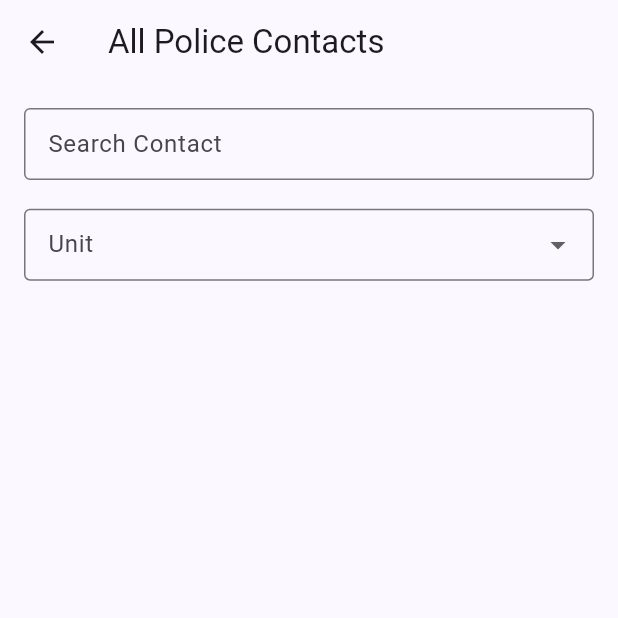
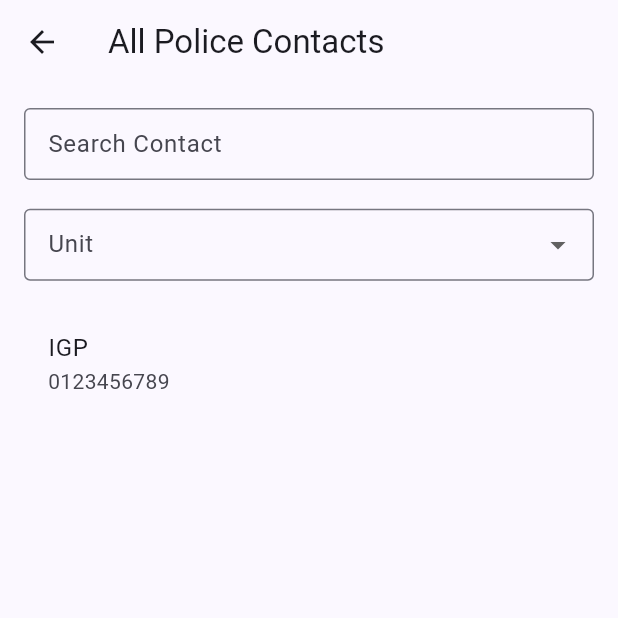
Before and after one commit to SabbirAhmedCse/contact_directory, a Flutter app: the screen it shows after launch, after a tap on "Police Contacts", on a phone screen of 412 x 824 dp, the top half of it. Run offline on Flutter 3.47's test engine with Material 3 defaults, Android fonts, the phone set to English and light mode, and no system bars; our stand-ins replace equatable, firebase_core, firebase_database, flutter_bloc, flutter_screenutil, gap and 3 more; missing offline and left inert: excel; accounts and stored records are empty.

Commit message:
feat(contacts): extend contact model and integrate Hive storage
- Extend Contact entity with additional fields (unit, designation, mobileNumber, etc.) and make it Hive-compatible
- Update PoliceContactsLocalDataSource to use HiveDBServices for persistence
- Modify remote data source, bloc, and UI to handle new contact structure
- Update test data to reflect new model
- Remove unused import in service locator

```diff
--- a/lib/features/core/data/cache/hive_db_services.dart
+++ b/lib/features/core/data/cache/hive_db_services.dart
@@ -1,5 +1,6 @@
 import '../../domain/constant/constant.dart';
 import '../../domain/entity/table_sync.dart';
+import '../../../police_contacts/domain/entities/contact.dart';
 import 'generic_hive_service.dart';
 
 class HiveDBServices {
@@ -8,6 +9,7 @@ class HiveDBServices {
 
   /// Services
   late final GenericHiveService<TableSync> tableSync;
+  late final GenericHiveService<Contact> policeContacts;
 
   /// Initialize all services
   Future<void> init() async {
@@ -17,16 +19,26 @@ class HiveDBServices {
       adapter: TableSyncAdapter(),
       idSelector: (tableSync) => tableSync.tableName,
     );
+
+    policeContacts = GenericHiveService<Contact>(
+      boxName: policeDirectoryBox,
+      adapterId: policeDirectoryTypeId,
+      adapter: ContactAdapter(),
+      idSelector: (contact) => contact.id,
+    );
+
     await closeAllBoxes();
     await initBoxes();
   }
 
   Future<void> initBoxes() async {
     await tableSync.init();
+    await policeContacts.init();
   }
 
   Future<void> closeAllBoxes() async {
     await tableSync.close();
+    await policeContacts.close();
     return Future.value();
   }
 }
--- a/lib/features/core/domain/di/service_locator.dart
+++ b/lib/features/core/domain/di/service_locator.dart
@@ -1,4 +1,3 @@
-import 'package:contact_directory/features/police_contacts/data/sources/police_contacts_remote_data_source.dart';
 import 'package:get_it/get_it.dart';
 import '../../../../app/flavours/app_config.dart';
 import '../../../police_contacts/data/sources/police_contacts_local_data_source.dart';
--- a/lib/features/police_contacts/data/sources/police_contacts_local_data_source.dart
+++ b/lib/features/police_contacts/data/sources/police_contacts_local_data_source.dart
@@ -6,52 +6,24 @@ import 'package:flutter/services.dart' show rootBundle;
 import '../../domain/entities/contact.dart';
 import '../../domain/entities/units.dart';
 import '../../domain/repositories/police_contacts_repository.dart';
-
-
+import '../../../core/data/cache/hive_db_services.dart';
 
 class PoliceContactsLocalDataSource implements PoliceContactsRepository {
-
   PoliceContactsLocalDataSource();
 
   @override
   Future<List<Contact>> getContacts() async {
-    //if (box.isEmpty) {
+    final contacts = await HiveDBServices.instance.policeContacts.getAll();
+    if (contacts.isEmpty) {
       await _seedFromExcel();
-    //}
-
-    final List<Contact> contacts = <Contact>[];
-
-    // for (final dynamic value in box.values) {
-    //   if (value is Map) {
-    //     final String? id = value['id'] as String?;
-    //     final String? name = value['name'] as String?;
-    //     final String? phone = value['phone'] as String?;
-
-    //     if (id != null && name != null && phone != null) {
-    //       contacts.add(
-    //         Contact(
-    //           id: id,
-    //           name: name,
-    //           phone: phone,
-    //         ),
-    //       );
-    //     }
-    //   }
-    // }
-
+      return HiveDBServices.instance.policeContacts.getAll();
+    }
     return contacts;
   }
 
   @override
   Future<void> addContact(Contact contact) async {
-    // await box.put(
-    //   contact.id,
-    //   <String, String>{
-    //     'id': contact.id,
-    //     'name': contact.name,
-    //     'phone': contact.phone,
-    //   },
-    // );
+    await HiveDBServices.instance.policeContacts.save(contact);
   }
 
   Future<void> _seedFromExcel() async {
@@ -72,38 +44,70 @@ class PoliceContactsLocalDataSource implements PoliceContactsRepository {
         // Skip header row
         for (int i = 1; i < sheet.maxRows; i++) {
           final List<Data?> row = sheet.rows[i];
-          if (row.length < 3) continue;
+          if (row.length < 8) continue;
 
-          final String name = row[0]?.value?.toString() ?? '';
-          final String phone = row[1]?.value?.toString() ?? '';
-          final String id = row[2]?.value?.toString() ?? i.toString();
+          String cellValue(int index) {
+            if (index >= row.length) return '';
+            return row[index]?.value?.toString().trim() ?? '';
+          }
 
-          if (name.isNotEmpty && phone.isNotEmpty) {
-            await addContact(Contact(id: id, name: name, phone: phone));
+          final String unit = cellValue(0);
+          final String subUnit = cellValue(1);
+          final String subSubUnit = cellValue(2);
+          final String designation = cellValue(3);
+          final String phone = cellValue(4);
+          final String mobileNumber = cellValue(5);
+          final String email = cellValue(7);
+
+          if (unit.isNotEmpty || designation.isNotEmpty) {
+            final contact = Contact(
+              id: '$table-$i',
+              unit: unit,
+              subUnit: subUnit,
+              subSubUnit: subSubUnit,
+              designation: designation,
+              mobileNumber: mobileNumber,
+              email: email,
+              phone: phone,
+              isActive: true,
+              isDeleted: false,
+              createdOn: DateTime.now(),
+              createdBy: 'system',
+              updatedOn: DateTime.now(),
+              updatedBy: 'system',
+            );
+            await addContact(contact);
           }
         }
       }
     } catch (e) {
-      // Fallback to initial data if excel fails
+      // Fallback if excel fails
       await _seedInitialData();
     }
   }
 
   Future<void> _seedInitialData() async {
-    final List<Contact> initialContacts = <Contact>[
-      const Contact(
+    final now = DateTime.now();
+    final List<Contact> initialContacts = [
+      Contact(
         id: '1',
-        name: 'Alice Johnson',
+        unit: 'PHQ',
+        subUnit: '',
+        subSubUnit: '',
+        designation: 'IGP',
+        mobileNumber: '0123456789',
+        email: 'igp@police.gov.bd',
         phone: '555-0100',
-      ),
-      const Contact(
-        id: '2',
-        name: 'Bob Smith',
-        phone: '555-0110',
+        isActive: true,
+        isDeleted: false,
+        createdOn: now,
+        createdBy: 'system',
+        updatedOn: now,
+        updatedBy: 'system',
       ),
     ];
 
-    for (final Contact contact in initialContacts) {
+    for (final contact in initialContacts) {
       await addContact(contact);
     }
   }
--- a/lib/features/police_contacts/domain/entities/contact.dart
+++ b/lib/features/police_contacts/domain/entities/contact.dart
@@ -1,11 +1,52 @@
+import 'package:hive/hive.dart';
+
+part 'contact.g.dart';
+
+@HiveType(typeId: 2)
 class Contact {
+  @HiveField(0)
   final String id;
-  final String name;
+  @HiveField(1)
+  final String unit;
+  @HiveField(2)
+  final String subUnit;
+  @HiveField(3)
+  final String subSubUnit;
+  @HiveField(4)
+  final String designation;
+  @HiveField(5)
+  final String mobileNumber;
+  @HiveField(6)
+  final String email;
+  @HiveField(7)
   final String phone;
+  @HiveField(8)
+  final bool isActive;
+  @HiveField(9)
+  final bool isDeleted;
+  @HiveField(10)
+  final DateTime createdOn;
+  @HiveField(11)
+  final String createdBy;
+  @HiveField(12)
+  final DateTime updatedOn;
+  @HiveField(13)
+  final String updatedBy;
 
   const Contact({
     required this.id,
-    required this.name,
+    required this.unit,
+    required this.subUnit,
+    required this.subSubUnit,
+    required this.designation,
+    required this.mobileNumber,
+    required this.email,
     required this.phone,
+    required this.isActive,
+    required this.isDeleted,
+    required this.createdOn,
+    required this.createdBy,
+    required this.updatedOn,
+    required this.updatedBy,
   });
 }
--- a/lib/features/police_contacts/presentation/pages/contacts_page.dart
+++ b/lib/features/police_contacts/presentation/pages/contacts_page.dart
@@ -187,8 +187,8 @@ class _ContactsPageState extends State<ContactsPage> {
                       itemBuilder: (BuildContext context, int index) {
                         final Contact contact = contacts[index];
                         return ListTile(
-                          title: Text(contact.name),
-                          subtitle: Text(contact.phone),
+                          title: Text(contact.designation),
+                          subtitle: Text(contact.mobileNumber.isNotEmpty ? contact.mobileNumber : contact.phone),
                         );
                       },
                     ),
```
Also changed, not shown: lib/features/police_contacts/data/sources/police_contacts_remote_data_source.dart (+31 -13 lines), lib/features/police_contacts/presentation/bloc/police_contacts_bloc.dart (+15 -3 lines), lib/features/police_contacts/domain/entities/contact.g.dart (added), 2 other files.
